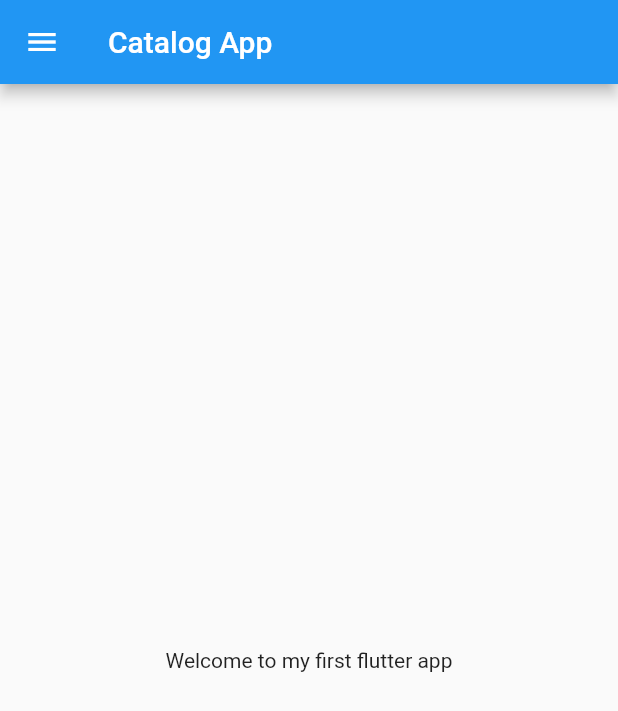
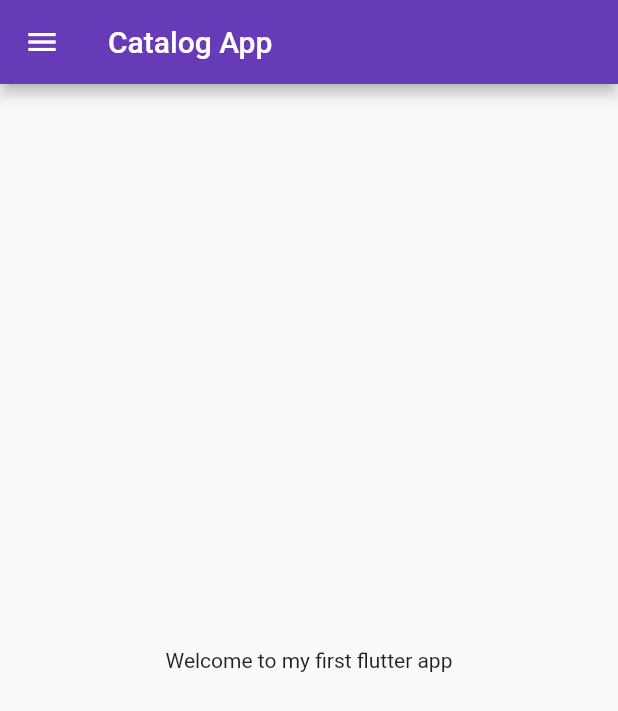
Before and after one commit to sonal1313/LearningFlutter, a Flutter app: the screen it shows after launch, on a phone screen of 412 x 824 dp. Shown: the top 711 px of the screen. Run offline on Flutter 3.47's test engine with Material 2 defaults, Android fonts, the phone set to English and light mode, and no system bars.

Commit message:
Day 3 completed

```diff
--- a/lib/main.dart
+++ b/lib/main.dart
@@ -1,6 +1,7 @@
 import 'package:flutter/material.dart';
-import 'package:flutter_catalog/home_page.dart';
-import 'home_page.dart';
+import 'package:flutter_catalog/pages/home_page.dart';
+import 'package:flutter_catalog/pages/login_page.dart';
+import 'pages/home_page.dart';
 
 void main() {
   runApp(MyApp());
@@ -10,7 +11,17 @@ class MyApp extends StatelessWidget {
   @override
   Widget build(BuildContext context) {
     return MaterialApp(
-      home: HomePage(),
+      themeMode: ThemeMode.light,
+      theme: ThemeData(primarySwatch: Colors.deepPurple),
+      darkTheme: ThemeData(
+        brightness: Brightness.dark,
+      ),
+      initialRoute: "/home",
+      routes: {
+        "/": (context) => LoginPage(),
+        "/home": (context) => HomePage(),
+        "/login": (context) => LoginPage(),
+      },
     );
   }
 }
```
Also changed, not shown: lib/pages/login_page.dart (added, +21 -0 lines), lib/pages/home_page.dart (renamed from lib/home_page.dart).
